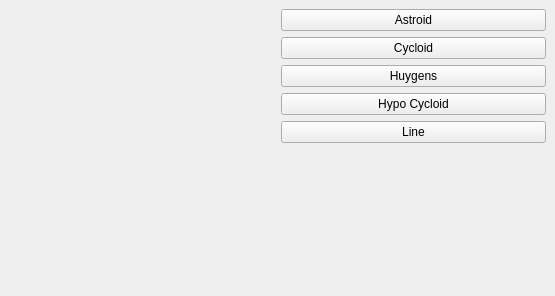
The window that mainwindow.ui (Naugrim01/QtCurvesCPP) describes before a commit, drawn with Qt 5.
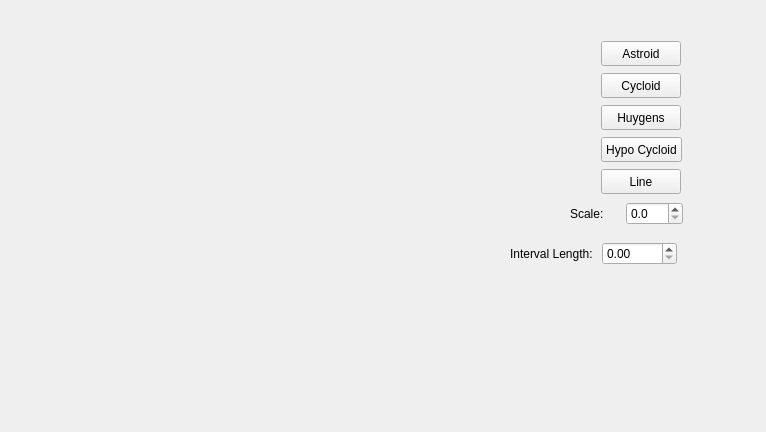
The same window after the commit. Custom widgets are drawn as their Qt base class.

Commit message: add the interval length and scale double spin boxes and add the update_ui() method

Patch:
```diff
--- a/mainwindow.ui
+++ b/mainwindow.ui
@@ -6,75 +6,147 @@
    <rect>
     <x>0</x>
     <y>0</y>
-    <width>555</width>
-    <height>296</height>
+    <width>766</width>
+    <height>432</height>
    </rect>
   </property>
   <property name="windowTitle">
    <string>MainWindow</string>
   </property>
   <widget class="QWidget" name="centralwidget">
-   <layout class="QGridLayout" name="gridLayout">
-    <item row="0" column="0">
-     <layout class="QHBoxLayout" name="horizontalLayout">
-      <item>
-       <widget class="RenderArea" name="renderArea" native="true"/>
-      </item>
-      <item>
-       <layout class="QVBoxLayout" name="verticalLayout">
-        <item>
+   <widget class="RenderArea" name="renderArea" native="true">
+    <property name="geometry">
+     <rect>
+      <x>50</x>
+      <y>40</y>
+      <width>361</width>
+      <height>321</height>
+     </rect>
+    </property>
+   </widget>
+   <widget class="QPushButton" name="btnHypo">
+    <property name="geometry">
+     <rect>
+      <x>601</x>
+      <y>137</y>
+      <width>81</width>
+      <height>25</height>
+     </rect>
+    </property>
+    <property name="text">
+     <string>Hypo Cycloid</string>
+    </property>
+   </widget>
+   <widget class="QPushButton" name="btnLine">
+    <property name="geometry">
+     <rect>
+      <x>601</x>
+      <y>169</y>
+      <width>80</width>
+      <height>25</height>
+     </rect>
+    </property>
+    <property name="text">
+     <string>Line</string>
+    </property>
+   </widget>
          <widget class="QPushButton" name="btnAstroid">
+    <property name="geometry">
+     <rect>
+      <x>601</x>
+      <y>41</y>
+      <width>80</width>
+      <height>25</height>
+     </rect>
+    </property>
           <property name="text">
            <string>Astroid</string>
           </property>
          </widget>
-        </item>
-        <item>
          <widget class="QPushButton" name="btnCycloid">
+    <property name="geometry">
+     <rect>
+      <x>601</x>
+      <y>73</y>
+      <width>80</width>
+      <height>25</height>
+     </rect>
+    </property>
           <property name="text">
            <string>Cycloid</string>
           </property>
          </widget>
-        </item>
-        <item>
          <widget class="QPushButton" name="btnHuygens">
+    <property name="geometry">
+     <rect>
+      <x>601</x>
+      <y>105</y>
+      <width>80</width>
+      <height>25</height>
+     </rect>
+    </property>
           <property name="text">
            <string>Huygens</string>
           </property>
          </widget>
-        </item>
+   <widget class="QWidget" name="">
+    <property name="geometry">
+     <rect>
+      <x>570</x>
+      <y>200</y>
+      <width>113</width>
+      <height>27</height>
+     </rect>
+    </property>
+    <layout class="QHBoxLayout" name="horizontalLayout">
         <item>
-         <widget class="QPushButton" name="btnHypo">
+      <widget class="QLabel" name="label">
           <property name="text">
-           <string>Hypo Cycloid</string>
+        <string>Scale: </string>
           </property>
          </widget>
         </item>
         <item>
-         <widget class="QPushButton" name="btnLine">
+      <widget class="QDoubleSpinBox" name="spinScale">
+       <property name="decimals">
+        <number>1</number>
+       </property>
+       <property name="maximum">
+        <double>100.000000000000000</double>
+       </property>
+       <property name="singleStep">
+        <double>0.100000000000000</double>
+       </property>
+      </widget>
+     </item>
+    </layout>
+   </widget>
+   <widget class="QWidget" name="">
+    <property name="geometry">
+     <rect>
+      <x>510</x>
+      <y>240</y>
+      <width>167</width>
+      <height>27</height>
+     </rect>
+    </property>
+    <layout class="QHBoxLayout" name="horizontalLayout_2">
+     <item>
+      <widget class="QLabel" name="label_2">
           <property name="text">
-           <string>Line</string>
+        <string>Interval Length: </string>
           </property>
          </widget>
         </item>
         <item>
-         <spacer name="verticalSpacer">
-          <property name="orientation">
-           <enum>Qt::Vertical</enum>
-          </property>
-          <property name="sizeHint" stdset="0">
-           <size>
-            <width>20</width>
-            <height>40</height>
-           </size>
-          </property>
-         </spacer>
-        </item>
-       </layout>
-      </item>
-     </layout>
-    </item>
-   </layout>
+      <widget class="QDoubleSpinBox" name="spinInterval">
+       <property name="singleStep">
+        <double>0.100000000000000</double>
+       </property>
+      </widget>
+     </item>
+    </layout>
+   </widget>
   </widget>
  </widget>
  <customwidgets>
```
Lines whose indentation alone changed are shown as unchanged. The commit also changes 3 other files.
